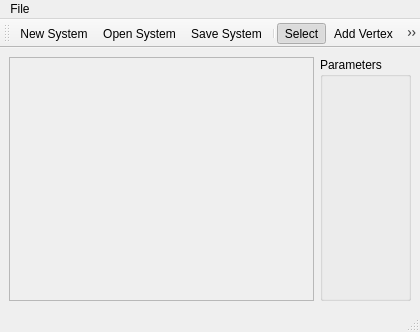
Qt form src/SchedulerGUI/Windows/GraphEditor.ui (DanielZorin/movepoint) before a commit.
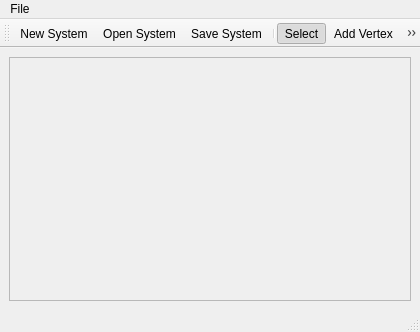
The same form after that commit. Icons and pictures are not drawn. Custom widgets are drawn as their Qt base class.

The edit to the form file:
```diff
--- a/src/SchedulerGUI/Windows/GraphEditor.ui
+++ b/src/SchedulerGUI/Windows/GraphEditor.ui
@@ -25,16 +25,8 @@
 	background-color: transparent;
 }</string>
   </property>
-  <widget class="QWidget" name="centralwidget" >
-   <property name="geometry" >
-    <rect>
-     <x>0</x>
-     <y>59</y>
-     <width>420</width>
-     <height>252</height>
-    </rect>
-   </property>
-   <layout class="QVBoxLayout" name="verticalLayout" >
+  <widget class="QWidget" name="centralwidget">
+   <layout class="QVBoxLayout" name="verticalLayout">
     <item>
      <layout class="QHBoxLayout" name="horizontalLayout" >
       <item>
@@ -42,31 +34,18 @@
         <property name="widgetResizable" >
          <bool>true</bool>
         </property>
-        <widget class="QWidget" name="scrollAreaWidgetContents" >
-         <property name="geometry" >
+        <widget class="QWidget" name="scrollAreaWidgetContents">
+         <property name="geometry">
           <rect>
            <x>0</x>
            <y>0</y>
-           <width>318</width>
-           <height>230</height>
+           <width>398</width>
+           <height>232</height>
           </rect>
          </property>
         </widget>
        </widget>
       </item>
-      <item>
-       <widget class="QGroupBox" name="groupBox" >
-        <property name="maximumSize" >
-         <size>
-          <width>100</width>
-          <height>16777215</height>
-         </size>
-        </property>
-        <property name="title" >
-         <string>Parameters</string>
-        </property>
-       </widget>
-      </item>
      </layout>
     </item>
    </layout>
```
Left out of the diff: 150 changed lines with no effect on the pictures.
